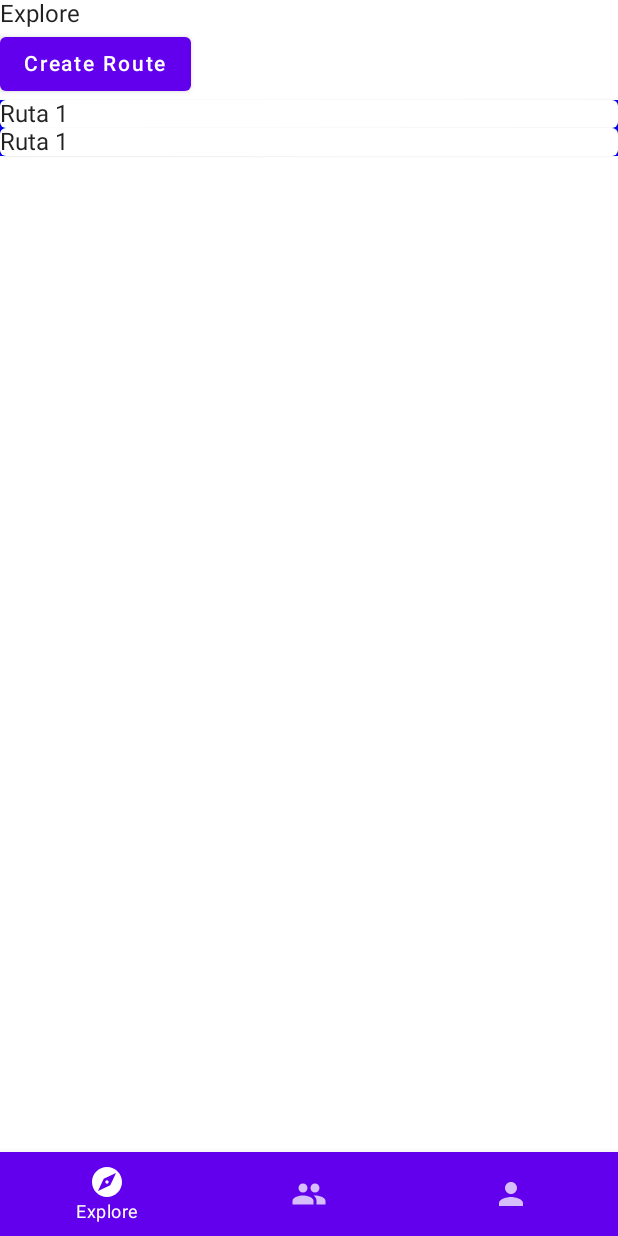
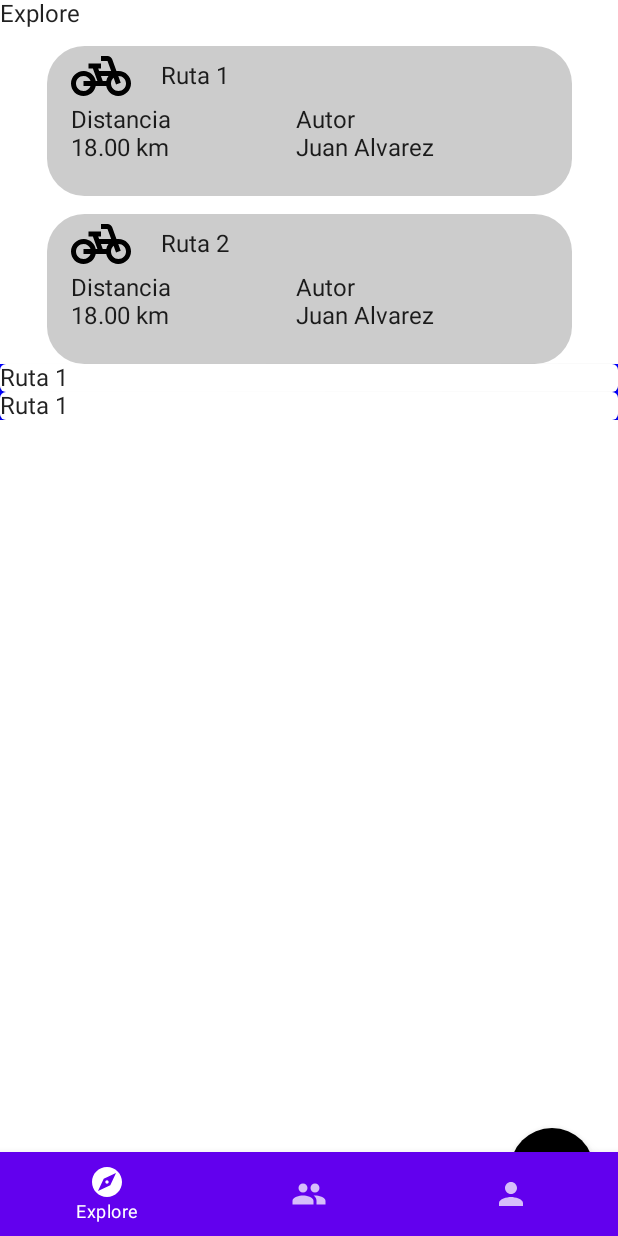
Before and after one commit to JuanDanielAlvarez/Bicyo, an Android app built with Jetpack Compose: the screen it shows after launch (MainActivity), after a tap on "inicia con google", on a phone screen of 412 x 824 dp. Run offline under Robolectric (Android 15) with nearby library versions, the phone set to English and light mode, and no system bars.

Commit message:
Explore card

```diff
--- a/app/src/main/java/com/bicyo/bicyo/ui/screens/Explore.kt
+++ b/app/src/main/java/com/bicyo/bicyo/ui/screens/Explore.kt
@@ -1,12 +1,25 @@
 package com.bicyo.bicyo.ui.screens
 
-import androidx.compose.foundation.layout.Column
-import androidx.compose.foundation.layout.fillMaxSize
-import androidx.compose.material.Button
-import androidx.compose.material.Text
+import android.annotation.SuppressLint
+import androidx.compose.foundation.background
+import androidx.compose.foundation.border
+import androidx.compose.foundation.layout.*
+import androidx.compose.foundation.shape.RoundedCornerShape
+import androidx.compose.material.*
+import androidx.compose.material.icons.Icons
+import androidx.compose.material.icons.filled.*
 import androidx.compose.runtime.Composable
+import androidx.compose.ui.Alignment
 import androidx.compose.ui.Modifier
+import androidx.compose.ui.draw.clip
+import androidx.compose.ui.draw.shadow
+import androidx.compose.ui.graphics.Color
+import androidx.compose.ui.text.input.PasswordVisualTransformation
+import androidx.compose.ui.text.input.VisualTransformation
+import androidx.compose.ui.text.style.TextAlign
 import androidx.compose.ui.tooling.preview.Preview
+import androidx.compose.ui.unit.dp
+import androidx.compose.ui.unit.max
 import androidx.navigation.NavHostController
 import androidx.navigation.compose.rememberNavController
 import com.bicyo.bicyo.entities.Route
@@ -14,6 +27,7 @@ import com.bicyo.bicyo.entities.User
 import com.bicyo.bicyo.ui.components.RouteCard
 import com.bicyo.bicyo.ui.theme.BicyoTheme
 
+@SuppressLint("UnusedMaterialScaffoldPaddingParameter")
 @Composable
 fun Explore(navController: NavHostController,userId:Int) {
     Column(
@@ -21,26 +35,100 @@ fun Explore(navController: NavHostController,userId:Int) {
             .fillMaxSize()
     ){
         Text(text = "Explore")
-        Button(onClick = {
-            navController.navigate("create_route/${userId}/0")
-        }) {
-            Text(text = "Create Route")
-        }
-
         // placeholder data
-
         val user = User(1,"juan.alvarez@epn.edu.ec","Juan Alvarez","","https://images.pexels.com/photos/220453/pexels-photo-220453.jpeg",1,1, listOf(), listOf())
         val routes = listOf(
             Route(1, 1, "Ruta 1",100.0f, user,null),
             Route(1, 1, "Ruta 1",100.0f, user,null),
-
         )
+        Box(
+            modifier = Modifier
+                .padding(0.dp, 12.dp, 0.dp, 0.dp)
+                .width(max(300.dp, 350.dp))
+                .height(100.dp)
+                .clip(RoundedCornerShape(25))
+                .background(Color.LightGray)
+                .align(Alignment.CenterHorizontally)
+        ) {
+            routeCard(nameRoute = "Ruta 1", user = user)
+        }
+        Box(
+            modifier = Modifier
+                .padding(0.dp, 12.dp, 0.dp, 0.dp)
+                .width(max(300.dp, 350.dp))
+                .height(100.dp)
+                .clip(RoundedCornerShape(25))
+                .background(Color.LightGray)
+                .align(Alignment.CenterHorizontally)
+        ) {
+            routeCard(nameRoute = "Ruta 2", user = user)
+        }
         for(route in routes){
             RouteCard(navController,route)
         }
+        Scaffold(
+            floatingActionButton = {
+                FloatingActionButton(onClick = { navController.navigate("create_route/${userId}/0") },
+                    contentColor = Color.White,
+                    backgroundColor = Color(0xFF000000)) {
+                Icon(Icons.Filled.Crop,
+                    contentDescription = "Create route button")
+                }
+            },
+            floatingActionButtonPosition = FabPosition.End
+        ) {}
     }
 }
 
+@Composable
+fun routeCard(
+    nameRoute: String,
+    user: User
+){
+    Column(
+        horizontalAlignment = Alignment.CenterHorizontally,
+        verticalArrangement = Arrangement.Top,
+        modifier = Modifier
+            .fillMaxSize()
+            .padding(16.dp, 0.dp, 0.dp, 0.dp)
+    ){
+        Row(verticalAlignment = Alignment.CenterVertically,
+            modifier = Modifier
+                .fillMaxWidth()
+        ) {
+            Icon(
+                Icons.Filled.PedalBike,
+                contentDescription = "bike icon",
+                Modifier.size(40.dp),
+                tint = Color.Black)
+            Spacer(modifier = Modifier.width(20.dp))
+            Text(text = nameRoute, textAlign = TextAlign.End)
+        }
+        Row(verticalAlignment = Alignment.CenterVertically,
+            modifier = Modifier
+                .fillMaxWidth()
+        ) {
+            Column(
+                horizontalAlignment = Alignment.Start,
+                verticalArrangement = Arrangement.Top,
+                modifier = Modifier
+                    .width(150.dp)
+            ){
+                Text(text = "Distancia")
+                Text(text = "18.00 km")
+            }
+            Column(
+                horizontalAlignment = Alignment.Start,
+                verticalArrangement = Arrangement.Top,
+                modifier = Modifier
+                    .width(150.dp)
+            ){
+                Text(text = "Autor")
+                Text(text = user.name)
+            }
+        }
+    }
+}
 
 @Preview(
     showBackground = true,
--- a/app/src/main/java/com/bicyo/bicyo/ui/screens/Login.kt
+++ b/app/src/main/java/com/bicyo/bicyo/ui/screens/Login.kt
@@ -1,5 +1,6 @@
 package com.bicyo.bicyo.ui.screens
 
+import android.graphics.drawable.Drawable
 import androidx.compose.foundation.background
 import androidx.compose.foundation.clickable
 import androidx.compose.foundation.layout.*
@@ -8,6 +9,8 @@ import androidx.compose.foundation.shape.CutCornerShape
 import androidx.compose.foundation.shape.RoundedCornerShape
 import androidx.compose.foundation.text.ClickableText
 import androidx.compose.material.*
+import androidx.compose.material.icons.Icons
+import androidx.compose.material.icons.filled.*
 import androidx.compose.runtime.Composable
 import androidx.compose.runtime.mutableStateOf
 import androidx.compose.runtime.remember
@@ -59,6 +62,11 @@ fun Login(navController: NavHostController) {
         Spacer(modifier = Modifier.height(32.dp))
         Column(horizontalAlignment = Alignment.Start) {
             Text(text = "Correo electrónico")
+            Row(verticalAlignment = Alignment.Bottom) {
+                Icon(Icons.Filled.Person,
+                    contentDescription = "user icon",
+                    Modifier.size(40.dp),
+                    tint = Color.Gray)
                 TextField(
                     value = email.value,
                     onValueChange = { email.value = it },
@@ -68,8 +76,14 @@ fun Login(navController: NavHostController) {
                         backgroundColor = Color(0xFFFFFFFF)
                     )
                 )
+            }
             Spacer(modifier = Modifier.height(16.dp))
             Text(text = "Contraseña")
+            Row(verticalAlignment = Alignment.Bottom) {
+                Icon(Icons.Filled.Key,
+                    contentDescription = "password icon",
+                    Modifier.size(40.dp),
+                    tint = Color.Gray)
                 TextField(
                     value = password.value,
                     onValueChange = { password.value = it },
@@ -82,6 +96,8 @@ fun Login(navController: NavHostController) {
                     )
                 )
             }
+
+        }
         Spacer(modifier = Modifier.height(16.dp))
         Button(onClick = { navController.navigate("explore/${currentUserId}") },
                 colors = ButtonDefaults.buttonColors(
@@ -90,12 +106,11 @@ fun Login(navController: NavHostController) {
                 ),
             shape = RoundedCornerShape(16.dp)
         ) {
-            Text(text = "LOG IN",
+            Text(text = "iniciar sesión",
                 fontSize = 20.sp)
         }
         Spacer(modifier = Modifier.height(16.dp))
-        Row(Modifier.wrapContentSize(Alignment.Center),
-            ) {
+        Row(Modifier.wrapContentSize(Alignment.Center)) {
             Text(text = "aún no tienes cuenta?")
             Spacer(modifier = Modifier.width(4.dp))
             Text(
--- a/app/src/main/java/com/bicyo/bicyo/ui/screens/Signup.kt
+++ b/app/src/main/java/com/bicyo/bicyo/ui/screens/Signup.kt
@@ -5,6 +5,9 @@ import androidx.compose.foundation.clickable
 import androidx.compose.foundation.layout.*
 import androidx.compose.foundation.shape.RoundedCornerShape
 import androidx.compose.material.*
+import androidx.compose.material.icons.Icons
+import androidx.compose.material.icons.filled.Key
+import androidx.compose.material.icons.filled.Person
 import androidx.compose.runtime.Composable
 import androidx.compose.runtime.mutableStateOf
 import androidx.compose.runtime.remember
@@ -57,6 +60,12 @@ fun Signup(navController: NavHostController) {
         Spacer(modifier = Modifier.height(32.dp))
         Column(horizontalAlignment = Alignment.Start) {
             Text(text = "Nombre")
+            Row(verticalAlignment = Alignment.Bottom) {
+                Icon(
+                    Icons.Filled.Person,
+                    contentDescription = "user icon",
+                    Modifier.size(40.dp),
+                    tint = Color.Gray)
                 TextField(
                     value = name.value,
                     onValueChange = { name.value = it },
@@ -66,8 +75,15 @@ fun Signup(navController: NavHostController) {
                         backgroundColor = Color(0xFFFFFFFF)
                     )
                 )
+            }
             Spacer(modifier = Modifier.height(16.dp))
             Text(text = "Correo electrónico")
+            Row(verticalAlignment = Alignment.Bottom) {
+                Icon(
+                    Icons.Filled.Person,
+                    contentDescription = "user icon",
+                    Modifier.size(40.dp),
+                    tint = Color.Gray)
                 TextField(
                     value = email.value,
                     onValueChange = { email.value = it },
@@ -77,8 +93,14 @@ fun Signup(navController: NavHostController) {
                         backgroundColor = Color(0xFFFFFFFF)
                     )
                 )
+            }
             Spacer(modifier = Modifier.height(16.dp))
             Text(text = "Contraseña")
+            Row(verticalAlignment = Alignment.Bottom) {
+                Icon(Icons.Filled.Key,
+                    contentDescription = "password icon",
+                    Modifier.size(40.dp),
+                    tint = Color.Gray)
                 TextField(
                     value = password.value,
                     onValueChange = { password.value = it },
@@ -90,6 +112,8 @@ fun Signup(navController: NavHostController) {
                         backgroundColor = Color(0xFFFFFFFF)
                     )
                 )
+            }
+
         }
         Spacer(modifier = Modifier.height(16.dp))
         Button(onClick = { navController.navigate("explore/${currentUserId}") },
```
Lines whose indentation alone changed are shown as unchanged.
